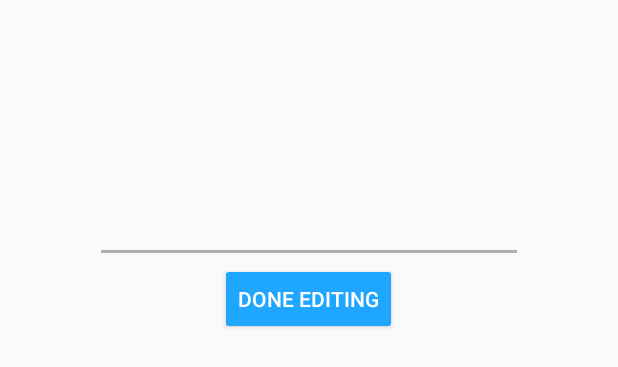
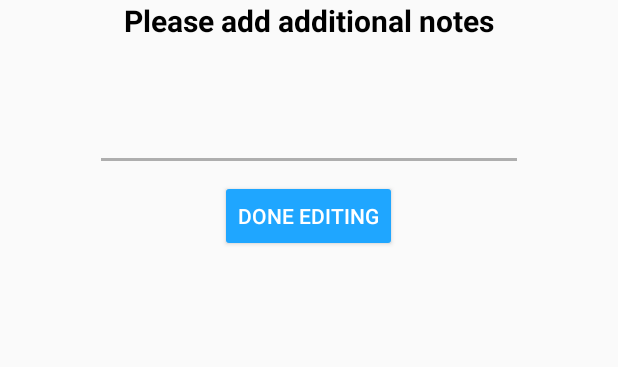
Before and after one commit to NishantAcharya/kapok-android, an Android app: the layout activity_edit_notes.xml on its own in the app's theme, with its tools: preview values and no code run, on a phone screen of 412 x 824 dp. Shown: the top 367 px of the screen. Run offline under Robolectric (Android 15) with nearby library versions, the phone set to English and light mode, and no system bars.

```diff
--- a/app/src/main/java/com/kapok/brianramirez/kapok/MapActivity.java
+++ b/app/src/main/java/com/kapok/brianramirez/kapok/MapActivity.java
@@ -194,7 +194,7 @@ public class MapActivity extends AppCompatActivity implements OnMapReadyCallback
             }
         });
 
-        //*No Idea what this is
+        //Removing the features array from the json object
         logs.remove("features");
         features = new JsonArray();
 
@@ -609,7 +609,6 @@ public class MapActivity extends AppCompatActivity implements OnMapReadyCallback
                                             logJson.addProperty("type", "Feature");
                                             JsonObject geo = new JsonObject();
                                             geo.addProperty("type", "Point");
-                                            //Go here p
                                             JsonArray coor = new JsonArray();
                                             HashMap<String, Float> point = (HashMap<String, Float>) log.get("point");
                                             coor.add(point.get("longitude"));
@@ -624,6 +623,7 @@ public class MapActivity extends AppCompatActivity implements OnMapReadyCallback
                                             prop.addProperty("location", (String)log.get("location"));
                                             logJson.add("properties", prop);
                                             logJson.add("geometry", geo);
+                                            features.remove(logJson.deepCopy());
                                             features.add(logJson.deepCopy());
                                         }
                                         logs.add("features", features);
--- a/app/src/main/res/layout/activity_edit_notes.xml
+++ b/app/src/main/res/layout/activity_edit_notes.xml
@@ -5,28 +5,38 @@
     android:layout_width="match_parent"
     android:layout_height="match_parent">
 
+    <TextView
+        android:text="Please add additional notes"
+        android:layout_width="wrap_content"
+        android:layout_height="wrap_content"
+        android:id="@+id/addText"
+        android:textStyle="normal|bold"
+        android:textSize="20sp"
+        android:textColor="@color/colorBlack"
+        android:layout_centerHorizontal="true"
+        />
+
     <EditText
         android:id="@+id/currentnotes"
         android:layout_width="285dp"
+        android:layout_height="74dp"
         android:layout_centerHorizontal="true"
-        android:layout_marginTop="75dp"
-        android:layout_height="100dp"
-        android:textSize="20sp"
-        android:editable="true"
-        android:singleLine="true"
-        android:inputType="text"
-        android:focusable="true"
+        android:layout_marginTop="40dp"
+        android:backgroundTint="?attr/colorHint"
         android:clickable="true"
         android:cursorVisible="true"
-        android:backgroundTint="?attr/colorHint"
-        android:textColor = "?attr/colorAltText"
-        />
+        android:editable="true"
+        android:focusable="true"
+        android:inputType="text"
+        android:singleLine="true"
+        android:textColor="?attr/colorAltText"
+        android:textSize="22sp" />
 
     <Button
         android:id="@+id/editLogBtn"
         android:layout_width="wrap_content"
         android:layout_height="wrap_content"
-        android:layout_marginTop="175dp"
+        android:layout_marginTop="120dp"
         android:backgroundTint="?attr/colorAccent"
         android:layout_centerHorizontal="true"
         android:text="Done Editing"
```
